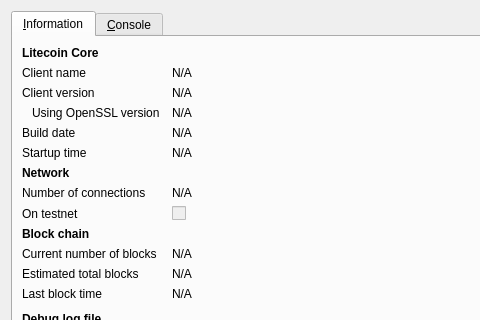
Qt form src/qt/forms/rpcconsole.ui (oilgascoin/OilGasCoin) before a commit; both pictures show x 0 to 480 and y 0 to 320 of the 740 by 450 pixel window.
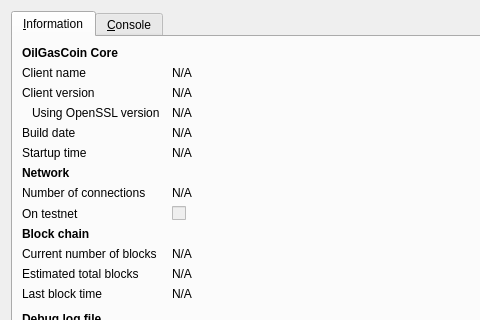
The same form after that commit. Icons and pictures are not drawn.

What changed in the file:
```diff
--- a/src/qt/forms/rpcconsole.ui
+++ b/src/qt/forms/rpcconsole.ui
@@ -36,7 +36,7 @@
           </font>
          </property>
          <property name="text">
-          <string>Litecoin Core</string>
+          <string>OilGasCoin Core</string>
          </property>
         </widget>
        </item>
```
Left out of the diff: 6 changed lines with no effect on the pictures.
